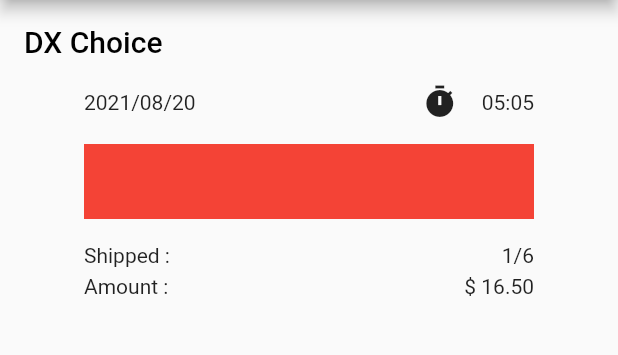
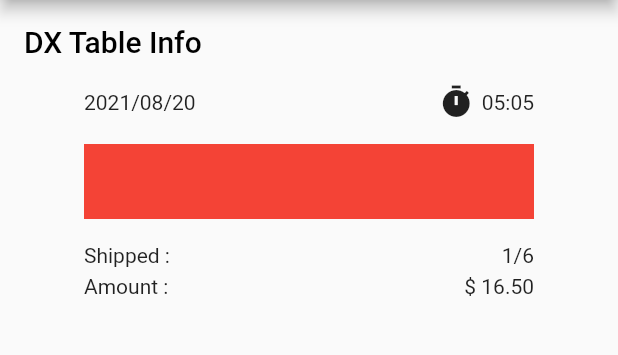
Before and after one commit to DalangLy/pos_platform_widgets, a Flutter app: the DXTableInfoPage screen opened by its route, on a phone screen of 412 x 824 dp, the part 84-439 px from its top. Run offline on Flutter 3.47's test engine with Material 2 defaults, Android fonts, the phone set to English and light mode, and no system bars; our stand-ins replace auto_route.

Commit message:
new widget

```diff
--- a/lib/home_page.dart
+++ b/lib/home_page.dart
@@ -1,116 +1,72 @@
 import 'package:auto_route/auto_route.dart';
 import 'package:flutter/material.dart';
 
-class HomePage extends StatelessWidget {
+class HomePage extends StatefulWidget {
   const HomePage({Key? key}) : super(key: key);
+
+  @override
+  State<HomePage> createState() => _HomePageState();
+}
+
+class _HomePageState extends State<HomePage> {
+
+  final List<_NavigationItem> _navigation = const <_NavigationItem>[
+    _NavigationItem(title: 'DX Loading Dialog', path: 'dx-loading-dialog'),
+    _NavigationItem(title: 'DX Number Pad', path: 'dx-number-pad'),
+    _NavigationItem(title: 'DX Cash', path: 'dx-cash'),
+    _NavigationItem(title: 'DX Table', path: 'dx-table'),
+    _NavigationItem(title: 'DX Table Order', path: 'dx-table-order'),
+    _NavigationItem(title: 'DX Table Order List', path: 'dx-table-order-list'),
+    _NavigationItem(title: 'DX Tab', path: 'dx-tab'),
+    _NavigationItem(title: 'DX Table Info', path: 'dx-table-info'),
+    _NavigationItem(title: 'DX Order', path: 'dx-order'),
+    _NavigationItem(title: 'DX Container', path: 'dx-container'),
+    _NavigationItem(title: 'DX Transfer Item', path: 'dx-transfer-item'),
+    _NavigationItem(title: 'DX Select Choice', path: 'dx-select-choice'),
+    _NavigationItem(title: 'DX Authorize Step', path: 'dx-authorize-step'),
+    _NavigationItem(title: 'DX Choice', path: 'dx-choice'),
+    _NavigationItem(title: 'DX Variation List', path: 'dx-variation-list'),
+    _NavigationItem(title: 'DX Modifier', path: 'dx-modifier'),
+    _NavigationItem(title: 'DX Modifier Level', path: 'dx-modifier-level'),
+    _NavigationItem(title: 'DX Customize', path: 'dx-customize'),
+    _NavigationItem(title: 'DX Item Detail', path: 'dx-item-detail'),
+  ];
 
   @override
   Widget build(BuildContext context) {
     return Scaffold(
       appBar: AppBar(title: const Text('Platform Widgets'),),
       drawer: Drawer(
-        child: ListView(
-          children: [
-            ListTile(
-              title: const Text('DX Loading Dialog'),
-              onTap: (){
-                AutoRouter.of(context).pushNamed('dx-loading-dialog');
+        child: AnimatedBuilder(
+          animation: AutoRouter.of(context),
+          builder: (context, child,) {
+            final StackRouter _autoRouter = AutoRouter.of(context);
+            String path = '';
+            if(_autoRouter.currentSegments.length > 1){
+              path = AutoRouter.of(context).currentSegments[1].path;
+            }
+            return ListView.builder(
+              itemCount: _navigation.length,
+              itemBuilder: (context, index) {
+                return ListTile(
+                  title: Text(_navigation[index].title),
+                  selected: _navigation[index].path == path,
+                  onTap: (){
+                    AutoRouter.of(context).pushNamed(_navigation[index].path,);
+                  },
+                );
               },
-            ),
-            ListTile(
-              title: const Text('DX Table'),
-              onTap: (){
-                AutoRouter.of(context).pushNamed('dx-table');
-              },
-            ),
-            ListTile(
-              title: const Text('DX Table Order'),
-              onTap: (){
-                AutoRouter.of(context).pushNamed('dx-table-order');
-              },
-            ),
-            ListTile(
-              title: const Text('DX Table Order List'),
-              onTap: (){
-                AutoRouter.of(context).pushNamed('dx-table-order-list');
-              },
-            ),
-            ListTile(
-              title: const Text('DX Tab'),
-              onTap: (){
-                AutoRouter.of(context).pushNamed('dx-tab');
-              },
-            ),
-            ListTile(
-              title: const Text('DX Table Info'),
-              onTap: (){
-                AutoRouter.of(context).pushNamed('dx-table-info');
-              },
-            ),
-            ListTile(
-              title: const Text('DX Order'),
-              onTap: (){
-                AutoRouter.of(context).pushNamed('dx-order');
-              },
-            ),
-            ListTile(
-              title: const Text('DX Container'),
-              onTap: (){
-                AutoRouter.of(context).pushNamed('dx-container');
-              },
-            ),
-            ListTile(
-              title: const Text('DX Transfer Item'),
-              onTap: (){
-                AutoRouter.of(context).pushNamed('dx-transfer-item');
-              },
-            ),
-            ListTile(
-              title: const Text('DX Select Choice'),
-              onTap: (){
-                AutoRouter.of(context).pushNamed('dx-select-choice');
-              },
-            ),
-            ListTile(
-              title: const Text('DX Authorize Step'),
-              onTap: (){
-                AutoRouter.of(context).pushNamed('dx-authorize-step');
-              },
-            ),
-            ListTile(
-              title: const Text('DX Choice'),
-              onTap: (){
-                AutoRouter.of(context).pushNamed('dx-choice');
-              },
-            ),
-            ListTile(
-              title: const Text('DX Variation List'),
-              onTap: (){
-                AutoRouter.of(context).pushNamed('dx-variation-list');
-              },
-            ),
-            ListTile(
-              title: const Text('DX Modifier'),
-              onTap: (){
-                AutoRouter.of(context).pushNamed('dx-modifier');
-              },
-            ),
-            ListTile(
-              title: const Text('DX Modifier Level'),
-              onTap: (){
-                AutoRouter.of(context).pushNamed('dx-modifier-level');
-              },
-            ),
-            ListTile(
-              title: const Text('DX Customize'),
-              onTap: (){
-                AutoRouter.of(context).pushNamed('dx-customize');
-              },
-            ),
-          ],
+            );
+          }
         ),
       ),
       body: const AutoRouter(),
     );
   }
 }
+
+class _NavigationItem{
+  final String title;
+  final String path;
+  const _NavigationItem({required this.title, required this.path,});
+}
--- a/lib/screens/dx_authorize_step_page.dart
+++ b/lib/screens/dx_authorize_step_page.dart
@@ -36,7 +36,7 @@ class _DXAuthorizeStepPageState extends State<DXAuthorizeStepPage> {
   Future<void> _showMyDialog() async {
     return showDialog<void>(
       context: context,
-      barrierDismissible: false, // user must tap button!
+      barrierDismissible: true, // user must tap button!
       builder: (BuildContext context) {
         return DXAuthorizeStep(
           steps: [
--- a/lib/screens/dx_container_page.dart
+++ b/lib/screens/dx_container_page.dart
@@ -12,7 +12,7 @@ class DXContainerPage extends StatelessWidget {
       appBar: AppBar(
         backgroundColor: Colors.transparent,
         elevation: 0,
-        title: const Text('DX Transfer Item', style: TextStyle(color: Colors.black,),),
+        title: const Text('DX Container', style: TextStyle(color: Colors.black,),),
         iconTheme: const IconThemeData(
           color: Colors.black,
         ),
--- a/lib/screens/dx_table_info_page.dart
+++ b/lib/screens/dx_table_info_page.dart
@@ -10,7 +10,7 @@ class DXTableInfoPage extends StatelessWidget {
       appBar: AppBar(
         backgroundColor: Colors.transparent,
         elevation: 0,
-        title: const Text('DX Choice', style: TextStyle(color: Colors.black,),),
+        title: const Text('DX Table Info', style: TextStyle(color: Colors.black,),),
         iconTheme: const IconThemeData(
           color: Colors.black,
         ),
--- a/lib/widgets/dxtable.info.widget.dart
+++ b/lib/widgets/dxtable.info.widget.dart
@@ -17,7 +17,7 @@ class DXTableInfo extends StatelessWidget {
             date,
             const Spacer(),
             const Icon(Icons.timer),
-            const VerticalDivider(),
+            const VerticalDivider(color: Colors.transparent, width: 5,),
             time,
           ],
         ),
```
Also changed, not shown: lib/routes/router.dart (+15 -0 lines), lib/screens/dx_cash_page.dart (added, +27 -0 lines), lib/screens/dx_item_detail_page.dart (added, +27 -0 lines), lib/screens/dx_number_pad_page.dart (added, +27 -0 lines), lib/routes/router.gr.dart.
